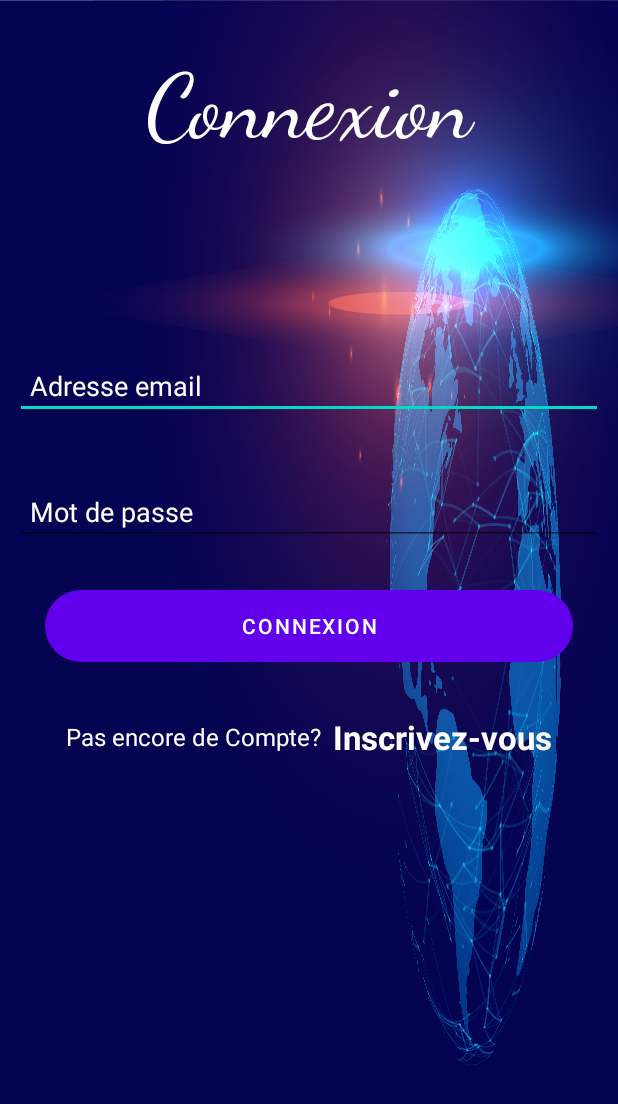
After one commit to sokombe/zwa_news2_custom_api_with_volley_get_post-, an Android app: the layout activity_login_org.xml on its own in the app's theme, with its tools: preview values and no code run, on a phone screen of 412 x 824 dp. The commit adds this screen. Shown: the top 1104 px of the screen. Run offline under Robolectric (Android 15) with nearby library versions, the light colour scheme and no system bars.

Commit message:
dfghjklm
cvbn,;:

```diff
--- a/app/src/main/java/com/example/zwanews/MainActivity.java
+++ b/app/src/main/java/com/example/zwanews/MainActivity.java
@@ -1,5 +1,4 @@
 package com.example.zwanews;
-
 import android.content.Intent;
 import android.os.Bundle;
 import android.util.Log;
@@ -39,7 +38,6 @@ import android.widget.Toast;
 
 import androidx.annotation.NonNull;
 import androidx.appcompat.app.AlertDialog;
-
 
 public class MainActivity extends AppCompatActivity {
 
--- a/app/src/main/java/com/example/zwanews/ui/userProfile/UserProfileFragment.java
+++ b/app/src/main/java/com/example/zwanews/ui/userProfile/UserProfileFragment.java
@@ -32,7 +32,7 @@ import com.google.firebase.auth.FirebaseAuth;
 import com.google.firebase.auth.UserProfileChangeRequest;
 import com.google.firebase.firestore.CollectionReference;
 import com.google.firebase.firestore.FirebaseFirestore;
-import com.google.firebase.firestore.auth.User;
+//import com.google.firebase.firestore.auth.User;
 import com.google.firebase.storage.FirebaseStorage;
 import com.google.firebase.storage.StorageReference;
 import com.google.firebase.storage.UploadTask;
--- /dev/null
+++ b/app/src/main/res/layout/activity_login_org.xml
@@ -0,0 +1,99 @@
+<?xml version="1.0" encoding="utf-8"?>
+<ScrollView xmlns:android="http://schemas.android.com/apk/res/android"
+    xmlns:tools="http://schemas.android.com/tools"
+    android:layout_width="match_parent"
+    android:layout_height="match_parent"
+    android:background="@drawable/login_bac"
+    android:orientation="vertical"
+    tools:context=".ui.Login_and_splash.Login">
+
+  <LinearLayout
+      android:layout_width="match_parent"
+      android:layout_height="wrap_content"
+        android:orientation="vertical"
+>
+      <TextView
+          android:layout_width="match_parent"
+          android:layout_height="180dp"
+          android:layout_marginBottom="25dp"
+          android:fontFamily="cursive"
+          android:paddingVertical="35dp"
+          android:text="Connexion"
+          android:textAlignment="center"
+          android:textColor="@color/white"
+          android:textSize="60sp" />
+
+      <TextView
+          android:layout_width="match_parent"
+          android:layout_height="wrap_content"
+          android:layout_marginHorizontal="30dp"
+          android:text=""
+          android:textColor="@color/black" />
+
+      <EditText
+          android:padding="10dp"
+          android:layout_margin="10dp"
+          android:id="@+id/EditEmail"
+          android:layout_width="match_parent"
+          android:layout_height="wrap_content"
+          android:hint="Adresse email"
+          android:inputType="textEmailAddress"
+          android:textColorHint="@color/white" />
+
+      <TextView
+          android:layout_width="match_parent"
+          android:layout_height="wrap_content"
+          android:layout_marginHorizontal="30dp"
+          android:text=""
+          android:textColor="@color/black"
+
+          />
+
+      <EditText
+          android:padding="10dp"
+          android:layout_margin="10dp"
+          android:id="@+id/Password"
+          android:layout_width="match_parent"
+          android:layout_height="wrap_content"
+          android:hint="Mot de passe"
+          android:inputType="textPassword"
+          android:textColorHint="@color/white" />
+
+      <Button
+          android:id="@+id/Button_Login"
+          android:layout_width="match_parent"
+          android:layout_height="wrap_content"
+          android:layout_marginHorizontal="30dp"
+          android:layout_marginVertical="20dp"
+          android:background="@drawable/button_btn"
+          android:text="Connexion"
+          android:textColor="@color/white" />
+
+      <LinearLayout
+          android:layout_width="match_parent"
+          android:layout_height="wrap_content"
+          android:layout_marginTop="15dp"
+          android:gravity="center"
+          android:orientation="horizontal">
+
+          <TextView
+              android:layout_width="wrap_content"
+              android:layout_height="wrap_content"
+              android:text="Pas encore de Compte?"
+              android:textColor="@color/white"
+              android:textSize="16sp" />
+
+          <TextView
+              android:id="@+id/tvRegisterHere"
+              android:layout_width="wrap_content"
+              android:layout_height="wrap_content"
+              android:layout_marginLeft="8dp"
+              android:text="Inscrivez-vous"
+              android:textColor="@color/white"
+              android:textSize="22sp"
+              android:textStyle="bold" />
+
+      </LinearLayout>
+  </LinearLayout>
+
+</ScrollView>
--- a/gradle.properties
+++ b/gradle.properties
@@ -19,3 +19,5 @@ android.useAndroidX=true
 # resources declared in the library itself and none from the library's dependencies,
 # thereby reducing the size of the R class for that library
 android.nonTransitiveRClass=true
+
+android.enableJetifier=true
```
Also changed, not shown: app/build.gradle (+6 -2 lines), app/src/main/res/layout/Login_and_splash/Login.java (deleted, +0 -94 lines), app/src/main/res/layout/Login_and_splash/Signin.java (deleted, +0 -127 lines), app/src/main/res/layout/Login_and_splash/Splash.java (deleted, +0 -67 lines).
